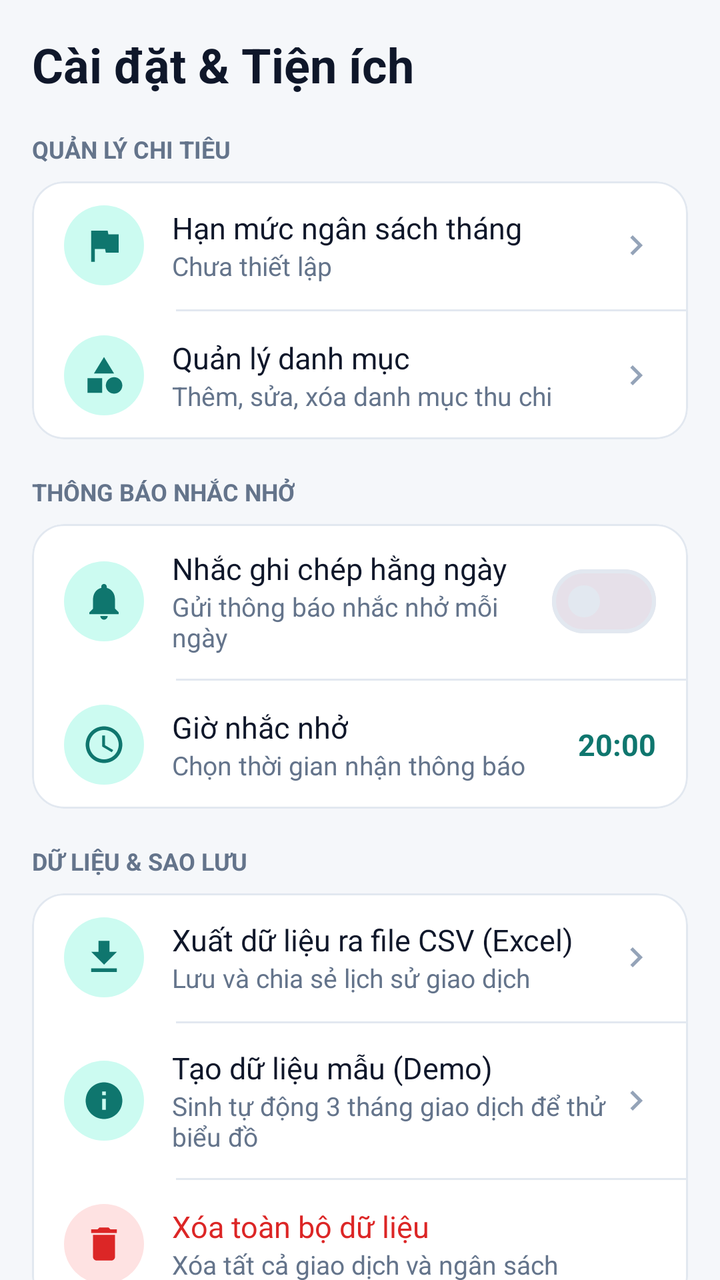
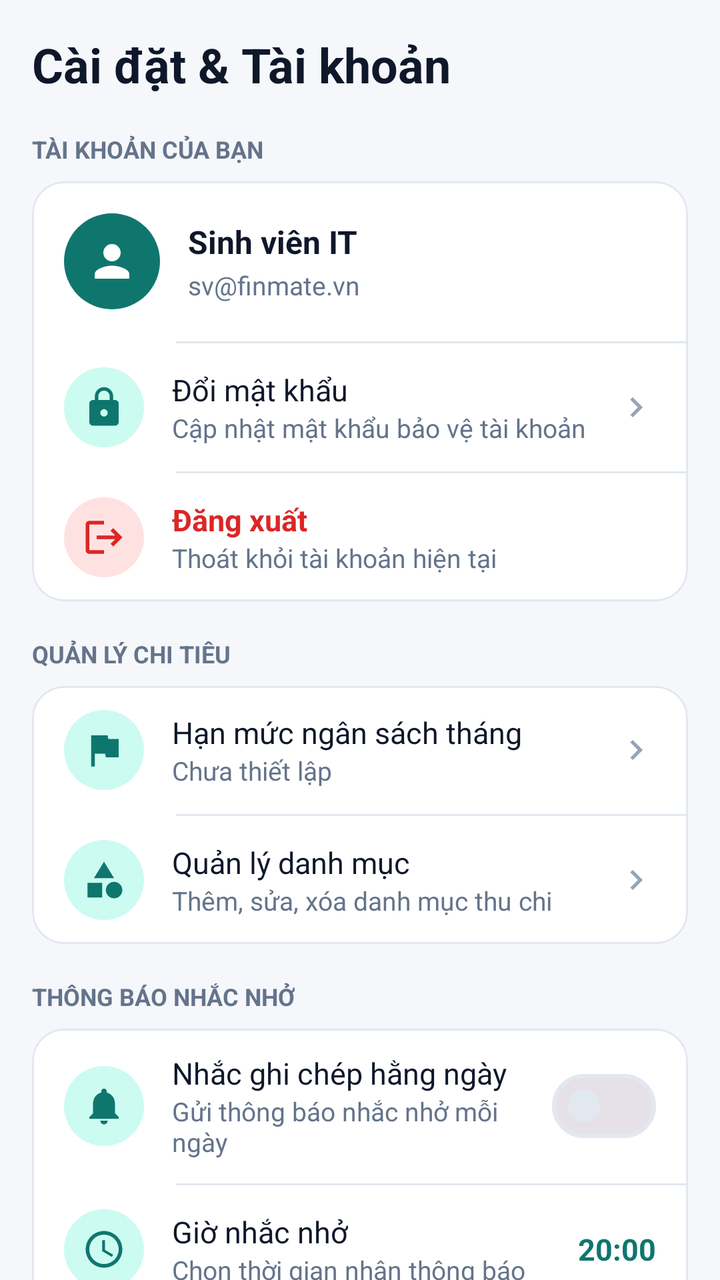

Two renders of the same Android screen: before a commit and after it. Below are the layout's source before the change and the commit's diff.
<!-- AndroidManifest.xml: application theme Theme.ExpenseManager -->
<!-- res/layout/fragment_settings.xml -->
<?xml version="1.0" encoding="utf-8"?>
<androidx.core.widget.NestedScrollView xmlns:android="http://schemas.android.com/apk/res/android"
    xmlns:app="http://schemas.android.com/apk/res-auto"
    android:layout_width="match_parent"
    android:layout_height="match_parent"
    android:background="@color/background"
    android:clipToPadding="false"
    android:paddingBottom="24dp">

    <LinearLayout
        android:layout_width="match_parent"
        android:layout_height="wrap_content"
        android:orientation="vertical"
        android:padding="16dp">

        <TextView
            android:layout_width="wrap_content"
            android:layout_height="wrap_content"
            android:text="Cài đặt &amp; Tiện ích"
            style="@style/Text.ScreenTitle" />

        
        <TextView
            android:layout_width="wrap_content"
            android:layout_height="wrap_content"
            android:layout_marginTop="18dp"
            android:text="QUẢN LÝ CHI TIÊU"
            android:textColor="@color/text_secondary"
            android:textSize="12sp"
            android:textStyle="bold" />

        <com.google.android.material.card.MaterialCardView
            android:layout_width="match_parent"
            android:layout_height="wrap_content"
            android:layout_marginTop="8dp">

            <LinearLayout
                android:layout_width="match_parent"
                android:layout_height="wrap_content"
                android:orientation="vertical">

                
                <LinearLayout
                    android:id="@+id/row_budget"
                    style="@style/SettingRow">

                    <ImageView
                        style="@style/SettingIcon"
                        android:src="@drawable/ic_flag" />

                    <LinearLayout
                        android:layout_width="0dp"
                        android:layout_height="wrap_content"
                        android:layout_marginStart="14dp"
                        android:layout_weight="1"
                        android:orientation="vertical">

                        <TextView
                            android:layout_width="wrap_content"
                            android:layout_height="wrap_content"
                            android:text="Hạn mức ngân sách tháng"
                            style="@style/Text.Body" />

                        <TextView
                            android:id="@+id/tv_budget_value"
                            android:layout_width="wrap_content"
                            android:layout_height="wrap_content"
                            android:fontFeatureSettings="tnum"
                            android:text="Chưa thiết lập"
                            style="@style/Text.Caption" />
                    </LinearLayout>

                    <ImageView
                        android:layout_width="20dp"
                        android:layout_height="20dp"
                        android:importantForAccessibility="no"
                        android:src="@drawable/ic_chevron_right"
                        app:tint="@color/text_faint" />
                </LinearLayout>

                <View style="@style/SettingDivider" />

                
                <LinearLayout
                    android:id="@+id/row_categories"
                    style="@style/SettingRow">

                    <ImageView
                        style="@style/SettingIcon"
                        android:src="@drawable/ic_category" />

                    <LinearLayout
                        android:layout_width="0dp"
                        android:layout_height="wrap_content"
                        android:layout_marginStart="14dp"
                        android:layout_weight="1"
                        android:orientation="vertical">

                        <TextView
                            android:layout_width="wrap_content"
                            android:layout_height="wrap_content"
                            android:text="Quản lý danh mục"
                            style="@style/Text.Body" />

                        <TextView
                            android:layout_width="wrap_content"
                            android:layout_height="wrap_content"
                            android:text="Thêm, sửa, xóa danh mục thu chi"
                            style="@style/Text.Caption" />
                    </LinearLayout>

                    <ImageView
                        android:layout_width="20dp"
                        android:layout_height="20dp"
                        android:importantForAccessibility="no"
                        android:src="@drawable/ic_chevron_right"
                        app:tint="@color/text_faint" />
                </LinearLayout>
            </LinearLayout>
        </com.google.android.material.card.MaterialCardView>

        
        <TextView
            android:layout_width="wrap_content"
            android:layout_height="wrap_content"
            android:layout_marginTop="18dp"
            android:text="THÔNG BÁO NHẮC NHỞ"
            android:textColor="@color/text_secondary"
            android:textSize="12sp"
            android:textStyle="bold" />

        <com.google.android.material.card.MaterialCardView
            android:layout_width="match_parent"
            android:layout_height="wrap_content"
            android:layout_marginTop="8dp">

            <LinearLayout
                android:layout_width="match_parent"
                android:layout_height="wrap_content"
                android:orientation="vertical">

                <LinearLayout
                    android:id="@+id/row_reminder"
                    style="@style/SettingRow">

                    <ImageView
                        style="@style/SettingIcon"
                        android:src="@drawable/ic_bell" />

                    <LinearLayout
                        android:layout_width="0dp"
                        android:layout_height="wrap_content"
                        android:layout_marginStart="14dp"
                        android:layout_weight="1"
                        android:orientation="vertical">

                        <TextView
                            android:layout_width="wrap_content"
                            android:layout_height="wrap_content"
                            android:text="Nhắc ghi chép hằng ngày"
                            style="@style/Text.Body" />

                        <TextView
                            android:layout_width="wrap_content"
                            android:layout_height="wrap_content"
                            android:text="Gửi thông báo nhắc nhở mỗi ngày"
                            style="@style/Text.Caption" />
                    </LinearLayout>

                    <com.google.android.material.materialswitch.MaterialSwitch
                        android:id="@+id/switch_reminder"
                        android:layout_width="wrap_content"
                        android:layout_height="wrap_content" />
                </LinearLayout>

                <View style="@style/SettingDivider" />

                <LinearLayout
                    android:id="@+id/row_reminder_time"
                    style="@style/SettingRow">

                    <ImageView
                        style="@style/SettingIcon"
                        android:src="@drawable/ic_time" />

                    <LinearLayout
                        android:layout_width="0dp"
                        android:layout_height="wrap_content"
                        android:layout_marginStart="14dp"
                        android:layout_weight="1"
                        android:orientation="vertical">

                        <TextView
                            android:layout_width="wrap_content"
                            android:layout_height="wrap_content"
                            android:text="Giờ nhắc nhở"
                            style="@style/Text.Body" />

                        <TextView
                            android:layout_width="wrap_content"
                            android:layout_height="wrap_content"
                            android:text="Chọn thời gian nhận thông báo"
                            style="@style/Text.Caption" />
                    </LinearLayout>

                    <TextView
                        android:id="@+id/tv_reminder_time"
                        android:layout_width="wrap_content"
                        android:layout_height="wrap_content"
                        android:fontFeatureSettings="tnum"
                        android:text="20:00"
                        android:textColor="@color/primary"
                        android:textSize="15sp"
                        android:textStyle="bold" />
                </LinearLayout>
            </LinearLayout>
        </com.google.android.material.card.MaterialCardView>

        
        <TextView
            android:layout_width="wrap_content"
            android:layout_height="wrap_content"
            android:layout_marginTop="18dp"
            android:text="DỮ LIỆU &amp; SAO LƯU"
            android:textColor="@color/text_secondary"
            android:textSize="12sp"
            android:textStyle="bold" />

        <com.google.android.material.card.MaterialCardView
            android:layout_width="match_parent"
            android:layout_height="wrap_content"
            android:layout_marginTop="8dp">

            <LinearLayout
                android:layout_width="match_parent"
                android:layout_height="wrap_content"
                android:orientation="vertical">

                
                <LinearLayout
                    android:id="@+id/row_export"
                    style="@style/SettingRow">

                    <ImageView
                        style="@style/SettingIcon"
                        android:src="@drawable/ic_export" />

                    <LinearLayout
                        android:layout_width="0dp"
                        android:layout_height="wrap_content"
                        android:layout_marginStart="14dp"
                        android:layout_weight="1"
                        android:orientation="vertical">

                        <TextView
                            android:layout_width="wrap_content"
                            android:layout_height="wrap_content"
                            android:text="Xuất dữ liệu ra file CSV (Excel)"
                            style="@style/Text.Body" />

                        <TextView
                            android:layout_width="wrap_content"
                            android:layout_height="wrap_content"
                            android:text="Lưu và chia sẻ lịch sử giao dịch"
                            style="@style/Text.Caption" />
                    </LinearLayout>

                    <ImageView
                        android:layout_width="20dp"
                        android:layout_height="20dp"
                        android:importantForAccessibility="no"
                        android:src="@drawable/ic_chevron_right"
                        app:tint="@color/text_faint" />
                </LinearLayout>

                <View style="@style/SettingDivider" />

                
                <LinearLayout
                    android:id="@+id/row_sample"
                    style="@style/SettingRow">

                    <ImageView
                        style="@style/SettingIcon"
                        android:src="@drawable/ic_info" />

                    <LinearLayout
                        android:layout_width="0dp"
                        android:layout_height="wrap_content"
                        android:layout_marginStart="14dp"
                        android:layout_weight="1"
                        android:orientation="vertical">

                        <TextView
                            android:layout_width="wrap_content"
                            android:layout_height="wrap_content"
                            android:text="Tạo dữ liệu mẫu (Demo)"
                            style="@style/Text.Body" />

                        <TextView
                            android:layout_width="wrap_content"
                            android:layout_height="wrap_content"
                            android:text="Sinh tự động 3 tháng giao dịch để thử biểu đồ"
                            style="@style/Text.Caption" />
                    </LinearLayout>

                    <ImageView
                        android:layout_width="20dp"
                        android:layout_height="20dp"
                        android:importantForAccessibility="no"
                        android:src="@drawable/ic_chevron_right"
                        app:tint="@color/text_faint" />
                </LinearLayout>

                <View style="@style/SettingDivider" />

                
                <LinearLayout
                    android:id="@+id/row_reset"
                    style="@style/SettingRow">

                    <ImageView
                        style="@style/SettingIcon"
                        android:backgroundTint="@color/expense_bg"
                        android:src="@drawable/ic_delete"
                        app:tint="@color/expense" />

                    <LinearLayout
                        android:layout_width="0dp"
                        android:layout_height="wrap_content"
                        android:layout_marginStart="14dp"
                        android:layout_weight="1"
                        android:orientation="vertical">

                        <TextView
                            android:layout_width="wrap_content"
                            android:layout_height="wrap_content"
                            android:text="Xóa toàn bộ dữ liệu"
                            android:textColor="@color/expense"
                            style="@style/Text.Body" />

                        <TextView
                            android:layout_width="wrap_content"
                            android:layout_height="wrap_content"
                            android:text="Xóa tất cả giao dịch và ngân sách"
                            style="@style/Text.Caption" />
                    </LinearLayout>
                </LinearLayout>
            </LinearLayout>
        </com.google.android.material.card.MaterialCardView>

    </LinearLayout>
</androidx.core.widget.NestedScrollView>
<!-- resources referenced by this layout -->
<resources>
  <color name="background">#F5F7FA</color>
  <color name="expense">#DC2626</color>
  <color name="expense_bg">#FEE2E2</color>
  <color name="primary">#0F766E</color>
  <color name="text_faint">#94A3B8</color>
  <color name="text_secondary">#64748B</color>
  <style name="SettingDivider" parent="">
          <item name="android:layout_width">match_parent</item>
          <item name="android:layout_height">1dp</item>
          <item name="android:layout_marginStart">72dp</item>
          <item name="android:background">@color/outline</item>
      </style>
  <style name="Text.Body" parent="">
          <item name="android:textSize">15sp</item>
          <item name="android:textColor">@color/text_primary</item>
      </style>
  <style name="Text.Caption" parent="">
          <item name="android:textSize">13sp</item>
          <item name="android:textColor">@color/text_secondary</item>
      </style>
  <style name="Text.ScreenTitle" parent="">
          <item name="android:textSize">24sp</item>
          <item name="android:textStyle">bold</item>
          <item name="android:textColor">@color/text_primary</item>
      </style>
  <color name="outline">#E2E8F0</color>
  <!-- drawable bg_icon_circle (drawable) -->
  <?xml version="1.0" encoding="utf-8"?>
  <shape xmlns:android="http://schemas.android.com/apk/res/android"
      android:shape="oval">
      <solid android:color="@color/primary_container" />
  </shape>
  <color name="primary_container">#CCFBF1</color>
  <color name="text_primary">#0F172A</color>
  <color name="white">#FFFFFF</color>
  <color name="primary_dark">#115E59</color>
  <color name="surface">#FFFFFF</color>
  <style name="Widget.App.Card" parent="Widget.Material3.CardView.Outlined">
          <item name="cardBackgroundColor">@color/surface</item>
          <item name="strokeColor">@color/outline</item>
          <item name="strokeWidth">1dp</item>
          <item name="cardCornerRadius">16dp</item>
          <item name="cardElevation">0dp</item>
      </style>
  <!-- unchanged entries left out for length: 11 -->
</resources>

<!-- the commit's change to res/layout/fragment_settings.xml (unified diff, before → after) -->
@@ -16,8 +16,154 @@
         <TextView
             android:layout_width="wrap_content"
             android:layout_height="wrap_content"
-            android:text="Cài đặt &amp; Tiện ích"
+            android:text="Cài đặt &amp; Tài khoản"
             style="@style/Text.ScreenTitle" />
+
+        
+        <TextView
+            android:layout_width="wrap_content"
+            android:layout_height="wrap_content"
+            android:layout_marginTop="18dp"
+            android:text="TÀI KHOẢN CỦA BẠN"
+            android:textColor="@color/text_secondary"
+            android:textSize="12sp"
+            android:textStyle="bold" />
+
+        <com.google.android.material.card.MaterialCardView
+            android:layout_width="match_parent"
+            android:layout_height="wrap_content"
+            android:layout_marginTop="8dp">
+
+            <LinearLayout
+                android:layout_width="match_parent"
+                android:layout_height="wrap_content"
+                android:orientation="vertical">
+
+                
+                <LinearLayout
+                    android:layout_width="match_parent"
+                    android:layout_height="wrap_content"
+                    android:gravity="center_vertical"
+                    android:orientation="horizontal"
+                    android:padding="16dp">
+
+                    <FrameLayout
+                        android:layout_width="48dp"
+                        android:layout_height="48dp"
+                        android:background="@drawable/bg_icon_circle"
+                        android:backgroundTint="@color/primary">
+
+                        <ImageView
+                            android:layout_width="26dp"
+                            android:layout_height="26dp"
+                            android:layout_gravity="center"
+                            android:importantForAccessibility="no"
+                            android:src="@drawable/ic_person"
+                            app:tint="@color/white" />
+                    </FrameLayout>
+
+                    <LinearLayout
+                        android:layout_width="0dp"
+                        android:layout_height="wrap_content"
+                        android:layout_marginStart="14dp"
+                        android:layout_weight="1"
+                        android:orientation="vertical">
+
+                        <TextView
+                            android:id="@+id/tv_user_name"
+                            android:layout_width="wrap_content"
+                            android:layout_height="wrap_content"
+                            android:text="Sinh viên IT"
+                            android:textSize="16sp"
+                            android:textStyle="bold"
+                            style="@style/Text.Body" />
+
+                        <TextView
+                            android:id="@+id/tv_user_email"
+                            android:layout_width="wrap_content"
+                            android:layout_height="wrap_content"
+                            android:layout_marginTop="2dp"
+                            android:text="sv@finmate.vn"
+                            style="@style/Text.Caption" />
+                    </LinearLayout>
+                </LinearLayout>
+
+                <View style="@style/SettingDivider" />
+
+                
+                <LinearLayout
+                    android:id="@+id/row_change_password"
+                    style="@style/SettingRow">
+
+                    <ImageView
+                        style="@style/SettingIcon"
+                        android:src="@drawable/ic_lock" />
+
+                    <LinearLayout
+                        android:layout_width="0dp"
+                        android:layout_height="wrap_content"
+                        android:layout_marginStart="14dp"
+                        android:layout_weight="1"
+                        android:orientation="vertical">
+
+                        <TextView
+                            android:layout_width="wrap_content"
+                            android:layout_height="wrap_content"
+                            android:text="Đổi mật khẩu"
+                            style="@style/Text.Body" />
+
+                        <TextView
+                            android:layout_width="wrap_content"
+                            android:layout_height="wrap_content"
+                            android:text="Cập nhật mật khẩu bảo vệ tài khoản"
+                            style="@style/Text.Caption" />
+                    </LinearLayout>
+
+                    <ImageView
+                        android:layout_width="20dp"
+                        android:layout_height="20dp"
+                        android:importantForAccessibility="no"
+                        android:src="@drawable/ic_chevron_right"
+                        app:tint="@color/text_faint" />
+                </LinearLayout>
+
+                <View style="@style/SettingDivider" />
+
+                
+                <LinearLayout
+                    android:id="@+id/row_logout"
+                    style="@style/SettingRow">
+
+                    <ImageView
+                        style="@style/SettingIcon"
+                        android:backgroundTint="@color/expense_bg"
+                        android:src="@drawable/ic_logout"
+                        app:tint="@color/expense" />
+
+                    <LinearLayout
+                        android:layout_width="0dp"
+                        android:layout_height="wrap_content"
+                        android:layout_marginStart="14dp"
+                        android:layout_weight="1"
+                        android:orientation="vertical">
+
+                        <TextView
+                            android:layout_width="wrap_content"
+                            android:layout_height="wrap_content"
+                            android:text="Đăng xuất"
+                            android:textColor="@color/expense"
+                            android:textStyle="bold"
+                            style="@style/Text.Body" />
+
+                        <TextView
+                            android:layout_width="wrap_content"
+                            android:layout_height="wrap_content"
+                            android:text="Thoát khỏi tài khoản hiện tại"
+                            style="@style/Text.Caption" />
+                    </LinearLayout>
+                </LinearLayout>
+            </LinearLayout>
+        </com.google.android.material.card.MaterialCardView>
 
         
         <TextView
@@ -335,14 +481,14 @@
                         <TextView
                             android:layout_width="wrap_content"
                             android:layout_height="wrap_content"
-                            android:text="Xóa toàn bộ dữ liệu"
+                            android:text="Xóa dữ liệu của tài khoản"
                             android:textColor="@color/expense"
                             style="@style/Text.Body" />
 
                         <TextView
                             android:layout_width="wrap_content"
                             android:layout_height="wrap_content"
-                            android:text="Xóa tất cả giao dịch và ngân sách"
+                            android:text="Xóa tất cả giao dịch và ngân sách hiện tại"
                             style="@style/Text.Caption" />
                     </LinearLayout>
                 </LinearLayout>
<!-- resource entries referenced after the edit -->
@@ -32,6 +32,42 @@
       android:shape="oval">
       <solid android:color="@color/primary_container" />
   </shape>
+  <!-- drawable ic_lock (drawable) -->
+  <?xml version="1.0" encoding="utf-8"?>
+  <vector xmlns:android="http://schemas.android.com/apk/res/android"
+      android:width="24dp"
+      android:height="24dp"
+      android:tint="?attr/colorControlNormal"
+      android:viewportWidth="24"
+      android:viewportHeight="24">
+      <path
+          android:fillColor="@android:color/white"
+          android:pathData="M18,8h-1V6c0,-2.76 -2.24,-5 -5,-5S7,3.24 7,6v2H6c-1.1,0 -2,0.9 -2,2v10c0,1.1 0.9,2 2,2h12c1.1,0 2,-0.9 2,-2V10c0,-1.1 -0.9,-2 -2,-2zM12,17c-1.1,0 -2,-0.9 -2,-2s0.9,-2 2,-2 2,0.9 2,2 -0.9,2 -2,2zM15.1,8H8.9V6c0,-1.71 1.39,-3.1 3.1,-3.1 1.71,0 3.1,1.39 3.1,3.1v2z" />
+  </vector>
+  <!-- drawable ic_logout (drawable) -->
+  <?xml version="1.0" encoding="utf-8"?>
+  <vector xmlns:android="http://schemas.android.com/apk/res/android"
+      android:width="24dp"
+      android:height="24dp"
+      android:tint="?attr/colorControlNormal"
+      android:viewportWidth="24"
+      android:viewportHeight="24">
+      <path
+          android:fillColor="@android:color/white"
+          android:pathData="M17,7l-1.41,1.41L18.17,11H8v2h10.17l-2.58,2.58L17,17l5,-5zM4,5h8V3H4c-1.1,0 -2,0.9 -2,2v14c0,1.1 0.9,2 2,2h8v-2H4V5z" />
+  </vector>
+  <!-- drawable ic_person (drawable) -->
+  <?xml version="1.0" encoding="utf-8"?>
+  <vector xmlns:android="http://schemas.android.com/apk/res/android"
+      android:width="24dp"
+      android:height="24dp"
+      android:tint="?attr/colorControlNormal"
+      android:viewportWidth="24"
+      android:viewportHeight="24">
+      <path
+          android:fillColor="@android:color/white"
+          android:pathData="M12,12c2.21,0 4,-1.79 4,-4s-1.79,-4 -4,-4 -4,1.79 -4,4 1.79,4 4,4zM12,14c-2.67,0 -8,1.34 -8,4v2h16v-2c0,-2.66 -5.33,-4 -8,-4z" />
+  </vector>
   <color name="primary_container">#CCFBF1</color>
   <color name="text_primary">#0F172A</color>
   <color name="white">#FFFFFF</color>
